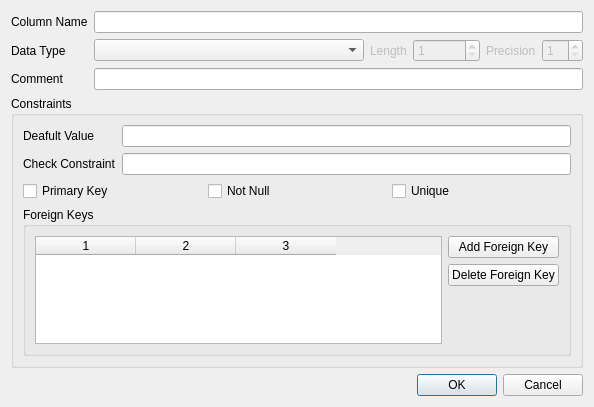
First picture: the form in src/ui/columndialog.ui, repository apavelm/qsqldesigner, before the edit.
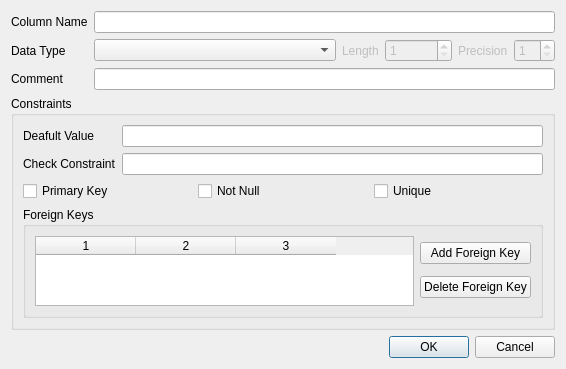
Second picture: the form after the edit.

```diff
--- a/src/ui/columndialog.ui
+++ b/src/ui/columndialog.ui
@@ -6,8 +6,8 @@
    <rect>
     <x>0</x>
     <y>0</y>
-    <width>594</width>
-    <height>407</height>
+    <width>566</width>
+    <height>352</height>
    </rect>
   </property>
   <property name="windowTitle">
@@ -249,19 +249,6 @@
                    </property>
                   </widget>
                  </item>
-                 <item>
-                  <spacer name="verticalSpacer">
-                   <property name="orientation">
-                    <enum>Qt::Vertical</enum>
-                   </property>
-                   <property name="sizeHint" stdset="0">
-                    <size>
-                     <width>20</width>
-                     <height>40</height>
-                    </size>
-                   </property>
-                  </spacer>
-                 </item>
                 </layout>
                </item>
               </layout>
```
